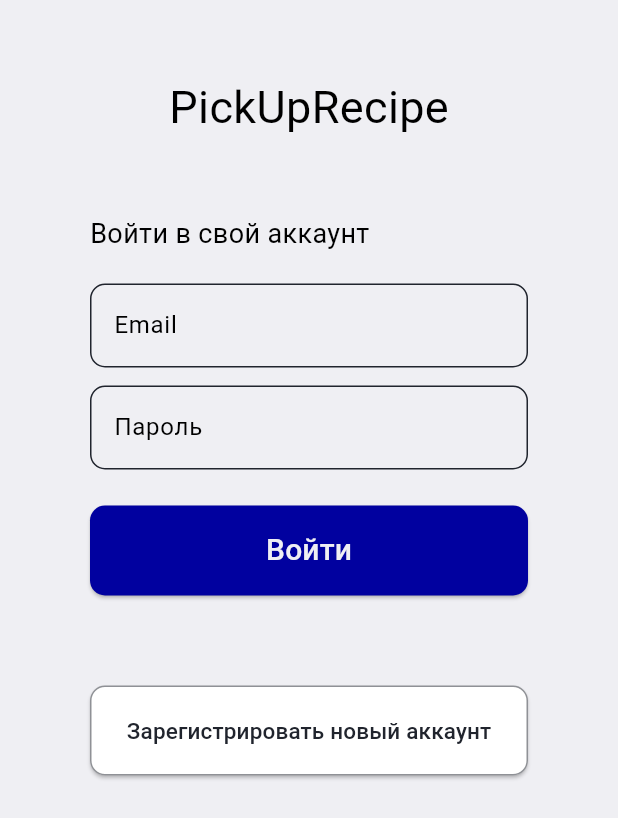
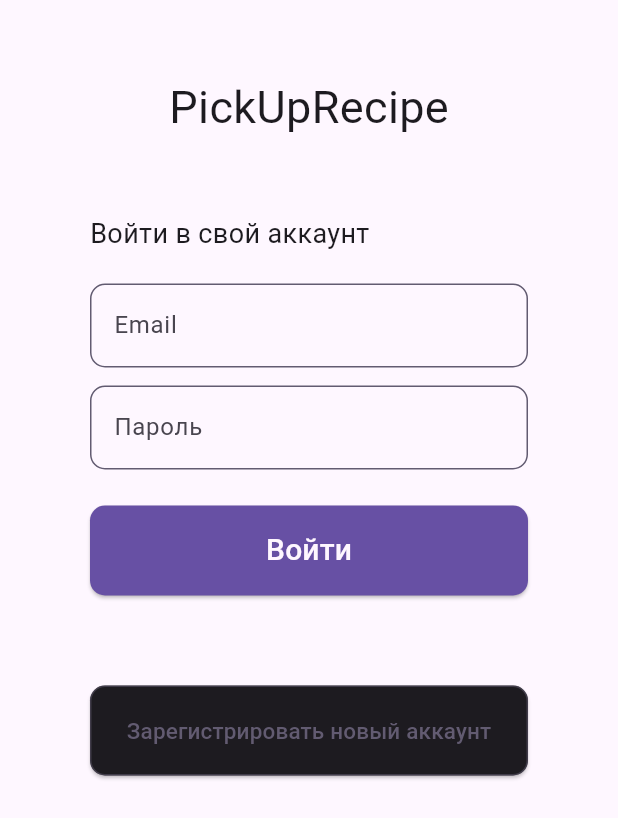
Before and after one commit to ArsPro13/PickUpRecipeApplication, a Flutter app: the AuthenticationPage screen opened by its route, on a phone screen of 412 x 824 dp. Shown: the top 818 px of the screen. Run offline on Flutter 3.47's test engine with Material 3 defaults, Android fonts, the phone set to English and light mode, and no system bars; our stand-ins replace auto_route, flutter_riverpod, get_it, percent_indicator; missing offline and left inert: sliver_text; generated files the repository leaves out were written again.

Commit message:
fix ignore, add class for app theme, add light/dark themes constraints

```diff
--- a/pick_up_recipe/lib/routing/app_router.dart
+++ b/pick_up_recipe/lib/routing/app_router.dart
@@ -22,7 +22,7 @@
         AutoRoute(
           page: RootRoute.page,
           initial: true,
-          guards: [AuthGuard(ref)],
+          // guards: [AuthGuard(ref)],
           children: [
             AutoRoute(
               page: MainRoute.page,
@@ -35,8 +35,10 @@
         ),
         AutoRoute(
           page: BrewRoute.page,
-          guards: [AuthGuard(ref)],
+          // guards: [AuthGuard(ref)],
         ),
-        AutoRoute(page: AuthenticationRoute.page),
+        AutoRoute(
+          page: AuthenticationRoute.page,
+        ),
       ];
 }
--- /dev/null
+++ b/pick_up_recipe/lib/src/features/themes/dark_theme.dart
@@ -0,0 +1,21 @@
+import 'package:flutter/material.dart';
+import 'package:pick_up_recipe/src/features/themes/app_theme.dart';
+
+// ThemeData darkTheme = ThemeData(
+//   colorScheme: const ColorScheme.dark(
+//     brightness: Brightness.dark,
+//     primary: Color.fromARGB(255, 37, 37, 255),
+//     secondary: Color.fromARGB(255, 166, 171, 171),
+//     outline: Color.fromARGB(255, 0, 147, 42),
+//     onBackground: Color.fromARGB(255, 27, 27, 31),
+//     background: Color.fromARGB(255, 0, 0, 0),
+//   ),
+// );
+
+AppTheme darkTheme = const AppTheme(
+  primaryColor: Color.fromARGB(255, 37, 37, 255),
+  secondaryColor: Color.fromARGB(255, 166, 171, 171),
+  outlineColor: Color.fromARGB(255, 0, 147, 42),
+  onBackgroundColor: Color.fromARGB(255, 27, 27, 31),
+  backgroundColor: Color.fromARGB(255, 0, 0, 0),
+);
--- /dev/null
+++ b/pick_up_recipe/lib/src/features/themes/light_theme.dart
@@ -0,0 +1,22 @@
+import 'package:flutter/material.dart';
+
+import 'app_theme.dart';
+
+// ThemeData lightTheme = ThemeData(
+//   colorScheme: const ColorScheme.light(
+//     primary: Color.fromARGB(255, 1, 1, 159),
+//     secondary: Color.fromARGB(255, 32, 36, 45),
+//     outline: Color.fromARGB(255, 0, 147, 42),
+//     onBackground: Color.fromARGB(255, 255, 255, 255),
+//     background: Color.fromARGB(255, 239, 239, 243),
+//   ),
+// );
+
+
+AppTheme lightTheme = const AppTheme(
+  primaryColor: Color.fromARGB(255, 1, 1, 159),
+  secondaryColor: Color.fromARGB(255, 32, 36, 45),
+  outlineColor: Color.fromARGB(255, 0, 147, 42),
+  onBackgroundColor: Color.fromARGB(255, 255, 255, 255),
+  backgroundColor: Color.fromARGB(255, 239, 239, 243),
+);
--- a/pick_up_recipe/lib/src/themes/dark_theme.dart
+++ /dev/null
@@ -1,12 +0,0 @@
-import 'package:flutter/material.dart';
-
-ThemeData darkTheme = ThemeData(
-  colorScheme: const ColorScheme.dark(
-    brightness: Brightness.dark,
-    primary: Color.fromARGB(255, 37, 37, 255),
-    secondary: Color.fromARGB(255, 166, 171, 171),
-    outline: Color.fromARGB(255, 0, 147, 42),
-    onBackground: Color.fromARGB(255, 27, 27, 31),
-    background: Color.fromARGB(255, 0, 0, 0),
-  ),
-);
--- a/pick_up_recipe/lib/src/themes/light_theme.dart
+++ /dev/null
@@ -1,11 +0,0 @@
-import 'package:flutter/material.dart';
-
-ThemeData lightTheme = ThemeData(
-  colorScheme: const ColorScheme.light(
-    primary: Color.fromARGB(255, 1, 1, 159),
-    secondary: Color.fromARGB(255, 32, 36, 45),
-    outline: Color.fromARGB(255, 0, 147, 42),
-    onBackground: Color.fromARGB(255, 255, 255, 255),
-    background: Color.fromARGB(255, 239, 239, 243),
-  ),
-);
```
Also changed, not shown: pick_up_recipe/lib/main.dart (+5 -11 lines), pick_up_recipe/lib/src/features/themes/app_theme.dart (added, +62 -0 lines).
